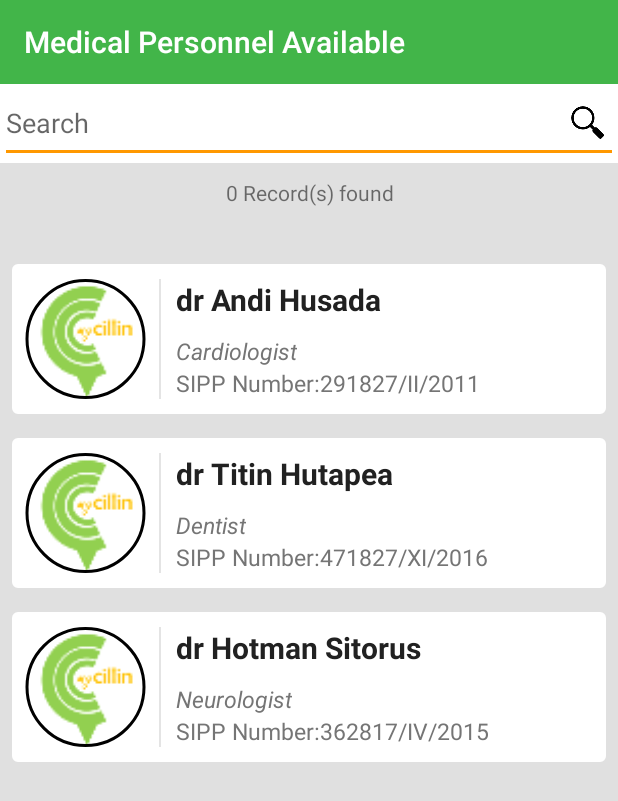
After one commit to mrbagaskoro/android-mycillin-user, an Android app: the MedicalPersonnelActivity screen opened directly, with no data from a screen before it, on a phone screen of 412 x 824 dp. The commit adds this screen. Shown: the top 801 px of the screen. Run offline under Robolectric (Android 15) with nearby library versions, the phone set to English and light mode, and no system bars; our stand-ins replace ButterKnife, CircleImageView.

Commit message:
Add Medical Personnel Activity Design (available list)

```diff
--- a/app/src/main/AndroidManifest.xml
+++ b/app/src/main/AndroidManifest.xml
@@ -62,7 +62,8 @@
         <activity android:name=".activity.AccountDetailActivity" />
         <activity android:name=".activity.InsuranceActivity" />
         <activity android:name=".activity.PaymentActivity" />
-        <activity android:name=".activity.MedicalRecordDetailActivity"></activity>
+        <activity android:name=".activity.MedicalRecordDetailActivity" />
+        <activity android:name=".activity.MedicalPersonnelActivity"></activity>
     </application>
 
 </manifest>
--- /dev/null
+++ b/app/src/main/java/com/mycillin/user/activity/MedicalPersonnelActivity.java
@@ -0,0 +1,55 @@
+package com.mycillin.user.activity;
+
+import android.support.v7.app.AppCompatActivity;
+import android.os.Bundle;
+import android.support.v7.widget.DefaultItemAnimator;
+import android.support.v7.widget.LinearLayoutManager;
+import android.support.v7.widget.RecyclerView;
+import android.support.v7.widget.Toolbar;
+
+import com.mycillin.user.R;
+import com.mycillin.user.adapter.MedicalPersonnelAdapter;
+import com.mycillin.user.list.MedicalPersonnelList;
+
+import java.util.ArrayList;
+import java.util.List;
+
+import butterknife.BindView;
+import butterknife.ButterKnife;
+
+public class MedicalPersonnelActivity extends AppCompatActivity {
+
+    @BindView(R.id.medicalPersonnelActivity_toolbar)
+    Toolbar toolbar;
+    @BindView(R.id.medicalPersonnelActivity_rv_recyclerView)
+    RecyclerView medicalPersonnelRecyclerView;
+
+    private List<MedicalPersonnelList> medicalPersonnelLists = new ArrayList<>();
+    private MedicalPersonnelAdapter medicalPersonneldAdapter;
+
+    @Override
+    protected void onCreate(Bundle savedInstanceState) {
+        super.onCreate(savedInstanceState);
+        setContentView(R.layout.activity_medical_personnel);
+        ButterKnife.bind(this);
+
+        setSupportActionBar(toolbar);
+        getSupportActionBar().setTitle(R.string.medicalPersonnelActivity_title);
+
+        getMedicalPersonnelList();
+    }
+
+    private void getMedicalPersonnelList() {
+        medicalPersonnelRecyclerView.setLayoutManager(new LinearLayoutManager(getApplicationContext()));
+        medicalPersonnelRecyclerView.setItemAnimator(new DefaultItemAnimator());
+
+        medicalPersonnelLists.clear();
+        medicalPersonnelLists.add(new MedicalPersonnelList("dr Andi Husada", "Cardiologist", "291827/II/2011", "husada.jpg"));
+        medicalPersonnelLists.add(new MedicalPersonnelList("dr Titin Hutapea", "Dentist", "471827/XI/2016", "hutapea.jpg"));
+        medicalPersonnelLists.add(new MedicalPersonnelList("dr Hotman Sitorus", "Neurologist", "362817/IV/2015", "sitorus.jpg"));
+
+        medicalPersonneldAdapter = new MedicalPersonnelAdapter(medicalPersonnelLists, MedicalPersonnelActivity.this);
+        medicalPersonnelRecyclerView.setAdapter(medicalPersonneldAdapter);
+        medicalPersonneldAdapter.notifyDataSetChanged();
+    }
+}
--- a/app/src/main/java/com/mycillin/user/activity/ServiceBookDoctorActivity.java
+++ b/app/src/main/java/com/mycillin/user/activity/ServiceBookDoctorActivity.java
@@ -1,5 +1,6 @@
 package com.mycillin.user.activity;
 
+import android.content.Intent;
 import android.os.Bundle;
 import android.support.design.widget.FloatingActionButton;
 import android.support.v7.app.AppCompatActivity;
@@ -36,8 +37,6 @@ public class ServiceBookDoctorActivity extends AppCompatActivity implements OnMa
     Button searchBtn;
     @BindView(R.id.serviceBookDoctorActivity_fab_filterFAB)
     FloatingActionButton filterBtn;
-    /*@BindView(R.id.serviceBookDoctorActivity_bt_filterBtn)
-    Button filterBtn;*/
 
     private EditText filterMedicalPersonelType;
     private EditText filterSpecialistsType;
@@ -83,6 +82,13 @@ public class ServiceBookDoctorActivity extends AppCompatActivity implements OnMa
                 showFilterDialog();
             }
         });
+        searchBtn.setOnClickListener(new View.OnClickListener() {
+            @Override
+            public void onClick(View view) {
+                Intent intent = new Intent(ServiceBookDoctorActivity.this, MedicalPersonnelActivity.class);
+                startActivity(intent);
+            }
+        });
     }
 
     @Override
--- /dev/null
+++ b/app/src/main/java/com/mycillin/user/adapter/MedicalPersonnelAdapter.java
@@ -0,0 +1,67 @@
+package com.mycillin.user.adapter;
+
+import android.app.Activity;
+import android.support.v7.widget.RecyclerView;
+import android.view.LayoutInflater;
+import android.view.View;
+import android.view.ViewGroup;
+import android.widget.TextView;
+
+import com.mycillin.user.R;
+import com.mycillin.user.list.MedicalPersonnelList;
+
+import java.util.ArrayList;
+import java.util.List;
+
+import de.hdodenhof.circleimageview.CircleImageView;
+
+/**
+ * Created by mrbagaskoro on 21-Sep-17.
+ */
+
+public class MedicalPersonnelAdapter extends RecyclerView.Adapter<MedicalPersonnelAdapter.MyViewHolder> {
+    private List<MedicalPersonnelList> medicalPersonnelLists;
+    private ArrayList<MedicalPersonnelList> ArrayMedicalPersonnelLists;
+    private Activity activity;
+
+    public MedicalPersonnelAdapter(List<MedicalPersonnelList> medicalRecordLists, Activity activity) {
+        this.medicalPersonnelLists = medicalRecordLists;
+        this.ArrayMedicalPersonnelLists = new ArrayList<>();
+        this.ArrayMedicalPersonnelLists.addAll(medicalRecordLists);
+        this.activity = activity;
+    }
+
+    @Override
+    public MyViewHolder onCreateViewHolder(ViewGroup parent, int viewType) {
+        View itemView = LayoutInflater.from(parent.getContext()).inflate(R.layout.row_medical_personnel_list, parent, false);
+        return new MyViewHolder(itemView);
+    }
+
+    @Override
+    public void onBindViewHolder(MyViewHolder holder, int position) {
+        final MedicalPersonnelList resultList = medicalPersonnelLists.get(position);
+        holder.doctorName.setText(resultList.getDoctorName());
+        holder.doctorType.setText(resultList.getDoctorType());
+        holder.doctorPermitt.setText(activity.getString(R.string.medicalPersonnelAdapter_doctorPermittTitle) + resultList.getDoctorPermitt());
+    }
+
+    @Override
+    public int getItemCount() {
+        return medicalPersonnelLists.size();
+    }
+
+    class MyViewHolder extends RecyclerView.ViewHolder {
+        private TextView doctorName;
+        private TextView doctorType;
+        private TextView doctorPermitt;
+        private CircleImageView doctorPic;
+
+        MyViewHolder(View itemView) {
+            super(itemView);
+            doctorName = itemView.findViewById(R.id.rowMedicalRecordList_tv_doctorName);
+            doctorType = itemView.findViewById(R.id.rowMedicalRecordList_tv_doctorType);
+            doctorPermitt = itemView.findViewById(R.id.rowMedicalRecordList_tv_doctorPermit);
+            doctorPic = itemView.findViewById(R.id.rowMedicalPersonnelList_iv_personnelAvatar);
+        }
+    }
+}
--- /dev/null
+++ b/app/src/main/java/com/mycillin/user/list/MedicalPersonnelList.java
@@ -0,0 +1,51 @@
+package com.mycillin.user.list;
+
+/**
+ * Created by mrbagaskoro on 21-Sep-17.
+ */
+
+public class MedicalPersonnelList {
+    private String doctorName;
+    private String doctorType;
+    private String doctorPermitt;
+    private String doctorPic;
+
+    public MedicalPersonnelList(String doctorName, String doctorType, String doctorPermitt, String doctorPic){
+        this.doctorName = doctorName;
+        this.doctorType = doctorType;
+        this.doctorPermitt = doctorPermitt;
+        this.doctorPic = doctorPic;
+    }
+
+    public String getDoctorName() {
+        return doctorName;
+    }
+
+    public void setDoctorName(String doctorName) {
+        this.doctorName = doctorName;
+    }
+
+    public String getDoctorType() {
+        return doctorType;
+    }
+
+    public void setDoctorType(String doctorType) {
+        this.doctorType = doctorType;
+    }
+
+    public String getDoctorPermitt() {
+        return doctorPermitt;
+    }
+
+    public void setDoctorPermitt(String doctorPermitt) {
+        this.doctorPermitt = doctorPermitt;
+    }
+
+    public String getDoctorPic() {
+        return doctorPic;
+    }
+
+    public void setDoctorPic(String doctorPic) {
+        this.doctorPic = doctorPic;
+    }
+}
--- /dev/null
+++ b/app/src/main/res/layout/activity_medical_personnel.xml
@@ -0,0 +1,67 @@
+<?xml version="1.0" encoding="utf-8"?>
+<RelativeLayout xmlns:android="http://schemas.android.com/apk/res/android"
+    xmlns:tools="http://schemas.android.com/tools"
+    xmlns:app="http://schemas.android.com/apk/res-auto"
+    android:layout_width="match_parent"
+    android:layout_height="match_parent"
+    android:background="@color/bgColor"
+    tools:context="com.mycillin.user.activity.MedicalPersonnelActivity" >
+
+    <android.support.v7.widget.Toolbar
+        xmlns:android="http://schemas.android.com/apk/res/android"
+        xmlns:app="http://schemas.android.com/apk/res-auto"
+        android:id="@+id/medicalPersonnelActivity_toolbar"
+        android:layout_width="match_parent"
+        android:layout_height="wrap_content"
+        android:background="?attr/colorPrimary"
+        android:minHeight="?attr/actionBarSize"
+        android:theme="@style/ThemeOverlay.AppCompat.Dark"
+        app:popupTheme="@style/ThemeOverlay.AppCompat.Light"
+        app:titleTextColor="@android:color/white" />
+
+    <LinearLayout
+        android:id="@+id/medicalPersonnelActivity_ll_searchContainer"
+        android:layout_below="@+id/medicalPersonnelActivity_toolbar"
+        android:layout_width="match_parent"
+        android:layout_height="wrap_content"
+        android:background="@color/white"
+        android:orientation="horizontal"
+        android:layout_alignParentStart="true">
+
+        <EditText
+            android:id="@+id/medicalPersonnelActivity_et_search"
+            android:layout_width="match_parent"
+            android:layout_height="wrap_content"
+            android:hint="@string/medicalPersonnelActivity_search"
+            android:drawableEnd="@drawable/ic_action_search_black"
+            android:inputType="text" />
+
+    </LinearLayout>
+
+    <LinearLayout
+        android:id="@+id/medicalPersonnelActivity_ll_recordsCountContainer"
+        android:layout_below="@+id/medicalPersonnelActivity_ll_searchContainer"
+        android:layout_width="match_parent"
+        android:layout_height="wrap_content"
+        android:padding="10dp"
+        android:orientation="horizontal">
+
+        <TextView
+            android:id="@+id/medicalPersonnelActivity_tv_recordsCount"
+            android:layout_width="match_parent"
+            android:layout_height="match_parent"
+            android:gravity="center"
+            android:text="@string/medicalPersonnelActivity_records"/>
+
+    </LinearLayout>
+
+    <android.support.v7.widget.RecyclerView
+        android:id="@+id/medicalPersonnelActivity_rv_recyclerView"
+        android:layout_below="@+id/medicalPersonnelActivity_ll_recordsCountContainer"
+        android:layout_width="match_parent"
+        android:layout_height="match_parent"
+        android:paddingTop="20dp" >
+
+    </android.support.v7.widget.RecyclerView>
+
+</RelativeLayout>
--- a/app/src/main/res/layout/activity_service_book_doctor.xml
+++ b/app/src/main/res/layout/activity_service_book_doctor.xml
@@ -128,13 +128,6 @@
         android:layout_width="match_parent"
         android:layout_height="wrap_content">
 
-        <!--<Button
-            android:id="@+id/serviceBookDoctorActivity_bt_filterBtn"
-            android:layout_width="match_parent"
-            android:layout_height="40dp"
-            android:background="@drawable/button_no_rad_fb_light"
-            android:text="@string/serviceBookDoctorActivity_filterBtn"/>-->
-
         <Button
             android:id="@+id/serviceBookDoctorActivity_bt_searchBtn"
             android:layout_width="match_parent"
--- /dev/null
+++ b/app/src/main/res/layout/row_medical_personnel_list.xml
@@ -0,0 +1,95 @@
+<?xml version="1.0" encoding="utf-8"?>
+<RelativeLayout xmlns:android="http://schemas.android.com/apk/res/android"
+    xmlns:app="http://schemas.android.com/apk/res-auto"
+    android:layout_width="match_parent"
+    android:layout_height="wrap_content"
+    android:clickable="true"
+    android:focusable="true"
+    android:orientation="vertical"
+    android:padding="@dimen/spacing_small">
+
+    <LinearLayout
+        android:id="@+id/rowMedicalPersonnelList_ll_personnelContainer"
+        android:layout_width="match_parent"
+        android:layout_height="wrap_content"
+        android:clickable="true"
+        android:focusable="true"
+        android:background="?attr/selectableItemBackground"
+        android:orientation="horizontal" >
+
+        <LinearLayout
+            android:layout_width="match_parent"
+            android:layout_height="wrap_content"
+            android:paddingTop="10dp"
+            android:paddingBottom="10dp"
+            android:background="@drawable/frame_alt">
+
+            <LinearLayout
+                android:layout_width="match_parent"
+                android:layout_height="match_parent"
+                android:gravity="center"
+                android:orientation="vertical"
+                android:layout_weight="3" >
+
+                <de.hdodenhof.circleimageview.CircleImageView
+                    android:id="@+id/rowMedicalPersonnelList_iv_personnelAvatar"
+                    android:layout_width="match_parent"
+                    android:layout_height="match_parent"
+                    android:src="@mipmap/ic_launcher"
+                    app:civ_border_color="#FF000000"
+                    app:civ_border_width="2dp" />
+
+
+            </LinearLayout>
+
+            <View
+                android:layout_width="1dp"
+                android:layout_height="match_parent"
+                android:background="@color/bgColor" />
+
+            <LinearLayout
+                android:layout_width="match_parent"
+                android:layout_height="wrap_content"
+                android:orientation="vertical"
+                android:layout_weight="1" >
+
+                <TextView
+                    android:id="@+id/rowMedicalRecordList_tv_doctorName"
+                    android:layout_width="wrap_content"
+                    android:layout_height="wrap_content"
+                    android:layout_marginEnd="10dp"
+                    android:layout_marginStart="10dp"
+                    android:layout_marginBottom="10dp"
+                    android:textSize="20sp"
+                    android:textColor="@color/primaryText"
+                    android:textStyle="bold"
+                    android:text="@string/rowMedicalRecord_doctorNameDesc" />
+
+                <TextView
+                    android:id="@+id/rowMedicalRecordList_tv_doctorType"
+                    android:layout_width="wrap_content"
+                    android:layout_height="wrap_content"
+                    android:layout_marginEnd="10dp"
+                    android:layout_marginStart="10dp"
+                    android:textSize="15sp"
+                    android:textStyle="italic"
+                    android:textColor="@color/secondaryText"
+                    android:text="Cardiologist" />
+
+                <TextView
+                    android:id="@+id/rowMedicalRecordList_tv_doctorPermit"
+                    android:layout_width="wrap_content"
+                    android:layout_height="wrap_content"
+                    android:layout_marginEnd="10dp"
+                    android:layout_marginStart="10dp"
+                    android:textSize="15sp"
+                    android:textColor="@color/secondaryText"
+                    android:text="No SIPP : 291827/II/2011" />
+
+            </LinearLayout>
+
+        </LinearLayout>
+
+    </LinearLayout>
+
+</RelativeLayout>
--- a/app/src/main/res/values/strings.xml
+++ b/app/src/main/res/values/strings.xml
@@ -165,5 +165,9 @@
     <string name="changePasswordDialog_old">Old Password</string>
     <string name="changePasswordDialog_new">New Password</string>
     <string name="changePasswordDialog_confirmNew">Confirm New Password</string>
+    <string name="medicalPersonnelActivity_search">Search</string>
+    <string name="medicalPersonnelActivity_records">0 Record(s) found</string>
+    <string name="medicalPersonnelActivity_title">Medical Personnel Available</string>
+    <string name="medicalPersonnelAdapter_doctorPermittTitle">SIPP Number:</string>
 
 </resources>
```
Also changed, not shown: 1 other file.
